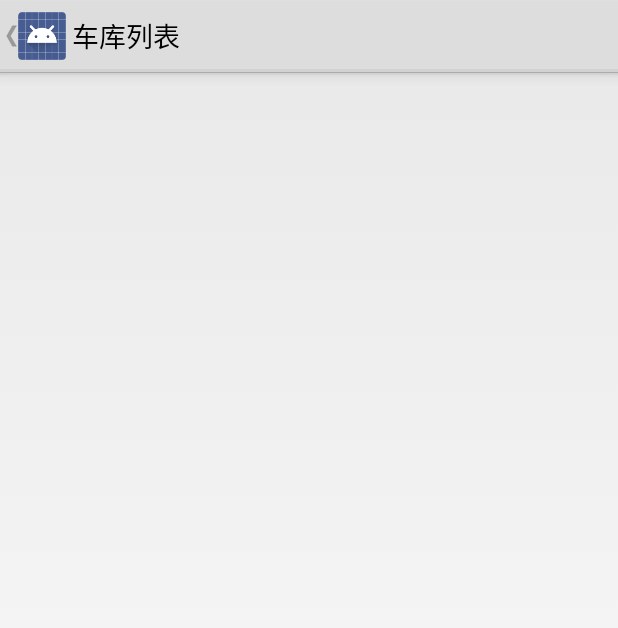
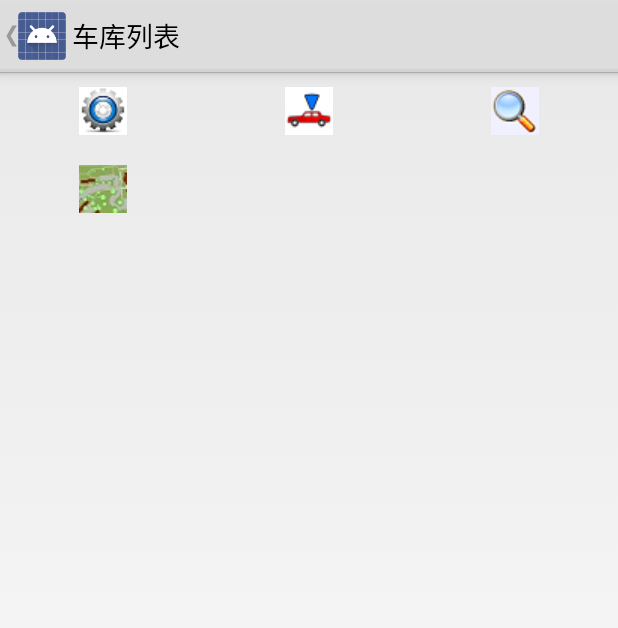
Before and after one commit to jimsush/IHN, an Android app: the PropertyGridActivity screen opened directly, with no data from a screen before it, on a phone screen of 412 x 824 dp. Shown: the top 628 px of the screen. Run offline under Robolectric (Android 15) with nearby library versions, the phone set to English and light mode, and no system bars.

Commit message:
fix numColumns for gridview

```diff
--- a/IHNAndroid/app/src/main/java/com/ihn/ihnandroid/parking/PropertyGridActivity.java
+++ b/IHNAndroid/app/src/main/java/com/ihn/ihnandroid/parking/PropertyGridActivity.java
@@ -35,26 +35,28 @@ public class PropertyGridActivity extends Activity {
     private void initGridView1(){
         gridView=(GridView)findViewById(R.id.gridView);
 
-
+        initImageTextList1();
     }
 
     private void initImageTextList1(){
         Map<String, Object> item1 = new HashMap<String, Object>();
-        item1.put("image", R.drawable.car_64);
-        //item1.put("name", "陆家嘴地下车库");
+        item1.put("image", R.drawable.setting_64);
 
         Map<String, Object> item2 = new HashMap<String, Object>();
         item2.put("image", R.drawable.car_64);
-        //item2.put("name", "徐家汇港汇车库");
 
         Map<String, Object> item3 = new HashMap<String, Object>();
-        item3.put("image", R.drawable.car_64);
-       // item3.put("name", "人民广场2号车库");
+        item3.put("image", R.drawable.search_50);
+
+        Map<String, Object> item4 = new HashMap<String, Object>();
+        item4.put("image", R.drawable.map_64);
 
         List<Map<String, Object>> data = new ArrayList<Map<String, Object>>();
         data.add(item1);
         data.add(item2);
         data.add(item3);
+        data.add(item4);
+
         SimpleAdapter simpleAdapter = new SimpleAdapter(this, data, R.layout.property_grid_item,
                 new String[]{"image"}, new int[]{ R.id.imageView_propIcon} );
 
--- a/IHNAndroid/app/src/main/res/layout/embedded_browser.xml
+++ b/IHNAndroid/app/src/main/res/layout/embedded_browser.xml
@@ -12,7 +12,8 @@
         android:id="@+id/button_goUrl"
         android:layout_width="120dp"
         android:layout_height="40dp"
-        android:text="Go to URL"  />
+        android:text="Go to URL"
+        android:layout_marginBottom="10dp"/>
 
     <WebView
         android:id="@+id/webview"
--- a/IHNAndroid/app/src/main/res/layout/property_grid.xml
+++ b/IHNAndroid/app/src/main/res/layout/property_grid.xml
@@ -9,6 +9,7 @@
         android:layout_height="wrap_content"
         android:id="@+id/gridView"
         android:layout_row="5"
-        android:layout_column="2" />
+        android:layout_column="2"
+        android:numColumns="3"/>
 
 </LinearLayout>
```
